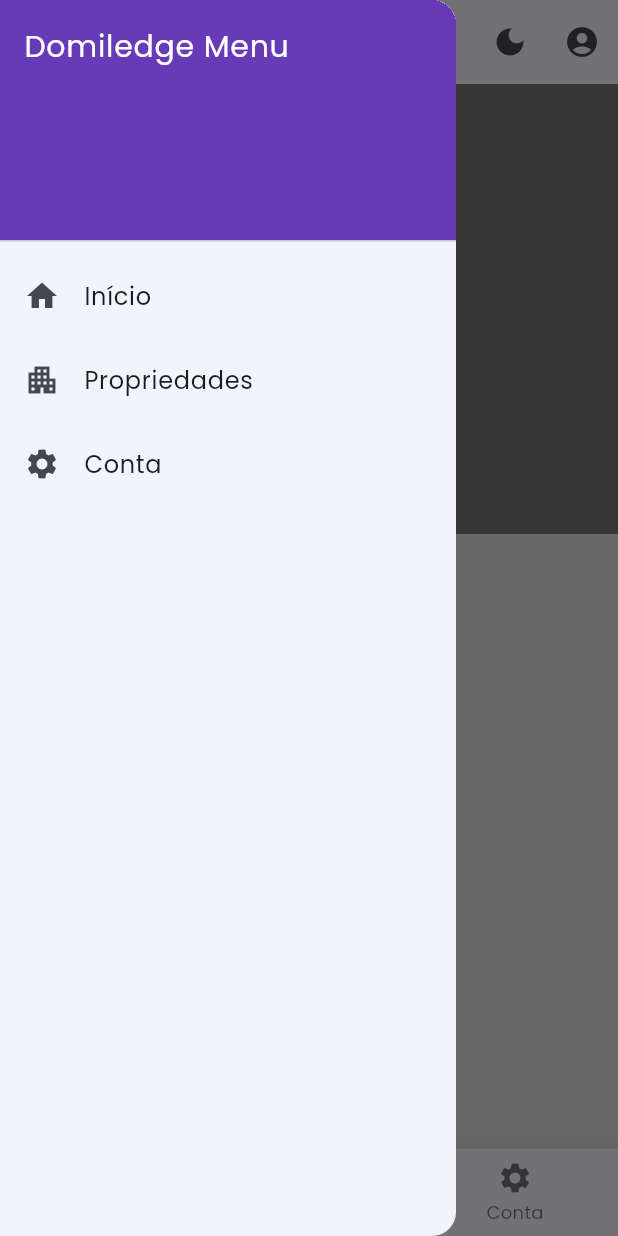
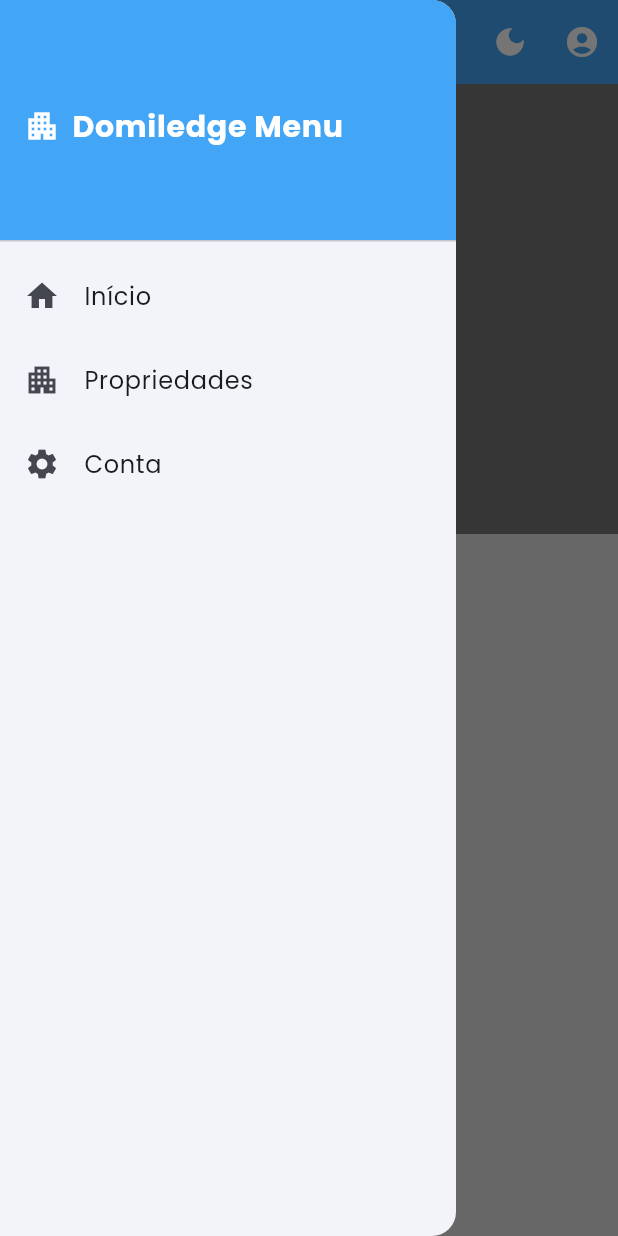
Before and after one commit to arebelo16/Domiledge-frontend, a Flutter app: the MainScaffold screen opened directly, with the side drawer open, on a phone screen of 412 x 824 dp. Run offline on Flutter 3.47's test engine with Material 3 defaults, Android fonts, the phone set to English and light mode, and no system bars; our stand-ins replace dio, google_fonts, shared_preferences, syncfusion_flutter_charts, table_calendar; accounts and stored records are empty.

Commit message:
Updated header bar in mobile

```diff
--- a/lib/wrappers/drawer/main_drawer_mobile.dart
+++ b/lib/wrappers/drawer/main_drawer_mobile.dart
@@ -2,7 +2,6 @@ import 'package:flutter/material.dart';
 
 class MainDrawerMobile extends StatelessWidget {
   final void Function(BuildContext, int) onNavTap;
-
   const MainDrawerMobile({super.key, required this.onNavTap});
 
   @override
@@ -11,11 +10,16 @@ class MainDrawerMobile extends StatelessWidget {
       child: ListView(
         padding: EdgeInsets.zero,
         children: [
-          const DrawerHeader(
-            decoration: BoxDecoration(color: Colors.deepPurple),
-            child: Text(
-              'Domiledge Menu',
-              style: TextStyle(color: Colors.white, fontSize: 20),
+          DrawerHeader(
+            decoration: BoxDecoration(color: Colors.blue.shade400),
+            child: Row(
+              crossAxisAlignment: CrossAxisAlignment.center,
+              children: const [
+                Icon(Icons.apartment, color: Colors.white, size: 24),
+                SizedBox(width: 8),
+                Text('Domiledge Menu',
+                    style: TextStyle(color: Colors.white, fontSize: 20, fontWeight: FontWeight.w700)),
+              ],
             ),
           ),
           ListTile(
--- a/lib/wrappers/main_scaffold.dart
+++ b/lib/wrappers/main_scaffold.dart
@@ -1,6 +1,4 @@
 import 'package:flutter/material.dart';
-import 'package:flutter/foundation.dart' show kIsWeb;
-
 import '../core/services/storage_services.dart';
 import '../routes/app_routes.dart';
 import '../features/auth/controllers/auth_controller.dart';
@@ -40,27 +38,19 @@ class MainScaffold extends StatelessWidget {
 
   void _onNavTap(BuildContext context, int index) {
     if (index == selectedIndex) return;
-
     switch (index) {
-      case 0:
-        Navigator.pushReplacementNamed(context, AppRoutes.home);
-        break;
-      case 1:
-        Navigator.pushReplacementNamed(context, AppRoutes.properties);
-        break;
-      case 2:
-        Navigator.pushReplacementNamed(context, AppRoutes.account);
-        break;
+      case 0: Navigator.pushReplacementNamed(context, AppRoutes.home); break;
+      case 1: Navigator.pushReplacementNamed(context, AppRoutes.properties); break;
+      case 2: Navigator.pushReplacementNamed(context, AppRoutes.account); break;
     }
   }
 
   @override
   Widget build(BuildContext context) {
     final width = MediaQuery.of(context).size.width;
-    final isTablet = width >= 600 && width < 1024;
-    final isWeb = kIsWeb && width >= 1024;
+    final isNarrow = width < 1024;
 
-    if (isWeb) {
+    if (!isNarrow) {
       return Scaffold(
         backgroundColor: Colors.grey.shade200,
         body: Column(
@@ -73,15 +63,44 @@ class MainScaffold extends StatelessWidget {
     }
 
     return Scaffold(
+      drawerEnableOpenDragGesture: isNarrow,
+      drawerEdgeDragWidth:  isNarrow ? 28 : 0,
+      drawer: isNarrow ? MainDrawerMobile(onNavTap: _onNavTap) : null,
+
       appBar: AppBar(
-        title: Text(title),
-        centerTitle: isWeb,
+        backgroundColor: Colors.blue.shade400,
+        elevation: 0.5,
+        // HAMBURGER AO LADO DO LOGO
+        leading: Builder(
+          builder: (context) => IconButton(
+            icon: const Icon(Icons.menu, color: Colors.white),
+            onPressed: () => Scaffold.of(context).openDrawer(),
+            tooltip: 'Menu',
+          ),
+        ),
+        titleSpacing: 0,
+        title: Row(
+          children: const [
+            SizedBox(width: 4),
+            Icon(Icons.apartment, color: Colors.white),
+            SizedBox(width: 8),
+            Text(
+              'Domiledge',
+              style: TextStyle(
+                color: Colors.white,
+                fontWeight: FontWeight.w700,
+                letterSpacing: .3,
+              ),
+            ),
+          ],
+        ),
         actions: [
           IconButton(
             icon: Icon(
               Theme.of(context).brightness == Brightness.dark
                   ? Icons.light_mode
                   : Icons.dark_mode,
+              color: Colors.white,
             ),
             onPressed: () {
               ScaffoldMessenger.of(context).showSnackBar(
@@ -90,36 +109,18 @@ class MainScaffold extends StatelessWidget {
             },
           ),
           PopupMenuButton<String>(
-            icon: const Icon(Icons.account_circle),
+            icon: const Icon(Icons.account_circle, color: Colors.white),
             onSelected: (value) => _handleMenuSelection(context, value),
-            itemBuilder: (BuildContext context) => [
-              PopupMenuItemIcon(
-                value: 'account',
-                icon: Icons.person,
-                text: 'My account',
-              ),
-              PopupMenuItemIcon(
-                value: 'logout',
-                icon: Icons.logout,
-                text: 'Logout',
-              ),
+            itemBuilder: (BuildContext context) => const [
+              PopupMenuItemIcon(value: 'account', icon: Icons.person, text: 'My account'),
+              PopupMenuItemIcon(value: 'logout', icon: Icons.logout, text: 'Logout'),
             ],
           ),
         ],
       ),
-      drawer: isTablet || !kIsWeb ? MainDrawerMobile(onNavTap: _onNavTap) : null,
+
       body: body,
-      bottomNavigationBar: isWeb || isTablet
-          ? null
-          : BottomNavigationBar(
-        currentIndex: selectedIndex,
-        onTap: (index) => _onNavTap(context, index),
-        items: const [
-          BottomNavigationBarItem(icon: Icon(Icons.home), label: 'Início'),
-          BottomNavigationBarItem(icon: Icon(Icons.apartment), label: 'Propriedades'),
-          BottomNavigationBarItem(icon: Icon(Icons.settings), label: 'Conta'),
-        ],
-      ),
+      bottomNavigationBar: null,
     );
   }
 }
```
Also changed, not shown: lib/shared/widgets/responsive_layout.dart (+11 -11 lines), lib/wrappers/app_bar/main_app_bar_web.dart (+50 -11 lines).
